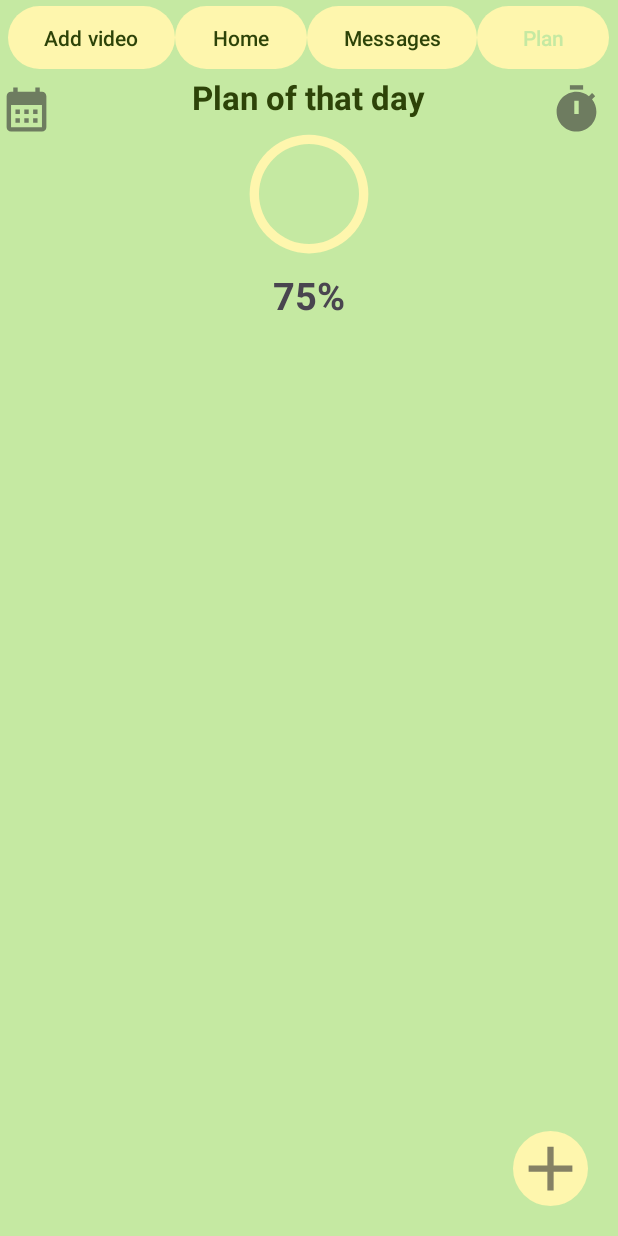
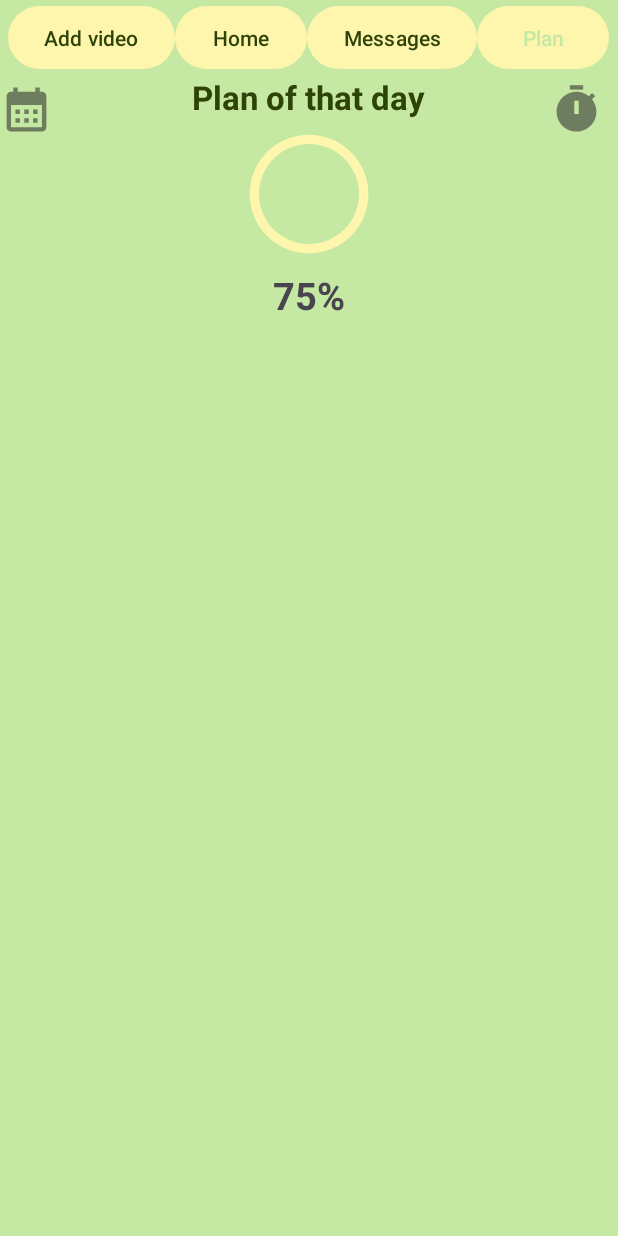
Before and after one commit to Diana4237/Chatapp, an Android app: the PlanDayActivity2 screen opened directly, with no data from a screen before it, on a phone screen of 412 x 824 dp. Run offline under Robolectric (Android 15) with nearby library versions, the phone set to English and light mode, and no system bars; our stand-ins replace Firebase (no records; nobody signed in at launch, a user with empty details on screens opened directly).

```diff
--- a/app/src/main/java/com/example/chatapplication/notes/PlanDayActivity2.java
+++ b/app/src/main/java/com/example/chatapplication/notes/PlanDayActivity2.java
@@ -74,16 +74,7 @@ public class PlanDayActivity2 extends AppCompatActivity {
         mDataBase = FirebaseDatabase.getInstance().getReference("plan");
 
 
-        addItem=findViewById(R.id.addItem);
-        addItem.setOnClickListener(new View.OnClickListener() {
-            @Override
-            public void onClick(View v) {
-                Intent intent = new Intent(PlanDayActivity2.this, AddItem.class);
-                intent.putExtra("login", loginUser);
-                intent.putExtra("password",passwordText);
-                startActivity(intent);
-            }
-        });
+
 
         addVideo =findViewById(R.id.addVideo);
         addVideo.setOnClickListener(new View.OnClickListener() {
--- a/app/src/main/res/layout/activity_plan_day2.xml
+++ b/app/src/main/res/layout/activity_plan_day2.xml
@@ -96,16 +96,5 @@
         android:layout_centerHorizontal="true"
         />
 
-    <ImageView
-        android:id="@+id/addItem"
-        android:layout_width="50dp"
-        android:layout_height="50dp"
-        android:layout_alignParentRight="true"
-        android:layout_alignParentBottom="true"
-        android:layout_marginStart="20dp"
-        android:layout_marginTop="20dp"
-        android:layout_marginEnd="20dp"
-        android:layout_marginBottom="20dp"
-        android:background="@drawable/round"
-        android:src="@drawable/ic_plus" />
+
 </RelativeLayout>
```
Also changed, not shown: app/src/main/java/com/example/chatapplication/AddVideo.java (+6 -2 lines).
